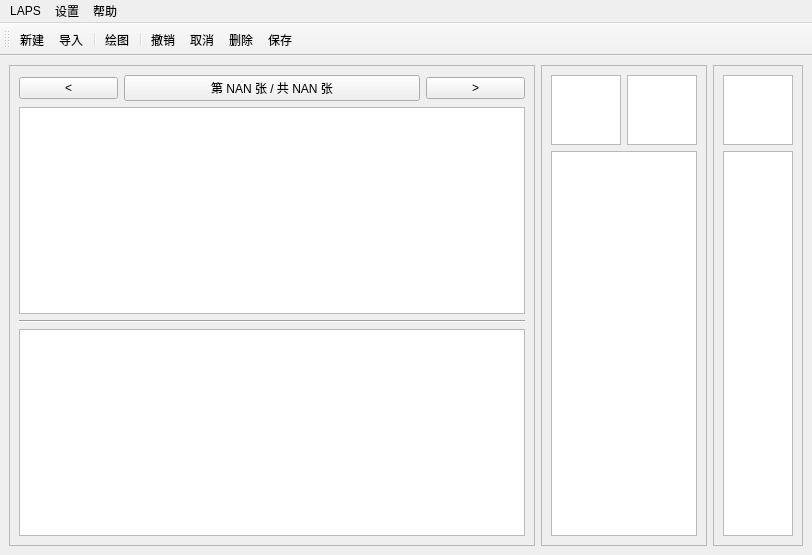
The window that UI/ui_index.ui (Orange-66/LAPS-v1.0) describes before a commit, drawn with Qt 5.
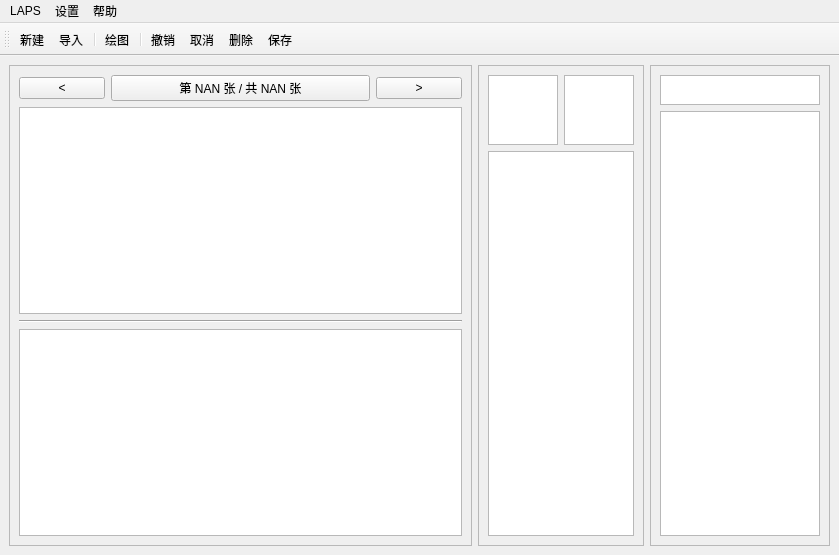
The same window after the commit. Icons and pictures are not drawn.

Commit message: - 添加了资源文件； - 将项目中的所有print语句进行了封装，便于之后清除控制台打印； - 优化了index文件的布局；

What changed in the file:
```diff
--- a/UI/ui_index.ui
+++ b/UI/ui_index.ui
@@ -6,7 +6,7 @@
    <rect>
     <x>0</x>
     <y>0</y>
-    <width>812</width>
+    <width>839</width>
     <height>555</height>
    </rect>
   </property>
@@ -108,10 +108,36 @@
       </property>
       <layout class="QVBoxLayout" name="verticalLayout_2" stretch="1,9">
        <item>
-        <widget class="QTextEdit" name="textEdit"/>
+        <widget class="QTextEdit" name="textEdit">
+         <property name="sizePolicy">
+          <sizepolicy hsizetype="Expanding" vsizetype="Maximum">
+           <horstretch>0</horstretch>
+           <verstretch>0</verstretch>
+          </sizepolicy>
+         </property>
+         <property name="maximumSize">
+          <size>
+           <width>16777215</width>
+           <height>30</height>
+          </size>
+         </property>
+        </widget>
        </item>
        <item>
-        <widget class="QTableView" name="table_patient_list"/>
+        <widget class="QTableView" name="table_patient_list">
+         <property name="sizePolicy">
+          <sizepolicy hsizetype="Minimum" vsizetype="Expanding">
+           <horstretch>0</horstretch>
+           <verstretch>0</verstretch>
+          </sizepolicy>
+         </property>
+         <property name="maximumSize">
+          <size>
+           <width>160</width>
+           <height>16777215</height>
+          </size>
+         </property>
+        </widget>
        </item>
       </layout>
      </widget>
@@ -123,7 +149,7 @@
     <rect>
      <x>0</x>
      <y>0</y>
-     <width>812</width>
+     <width>839</width>
      <height>24</height>
     </rect>
    </property>
@@ -154,7 +180,7 @@
     <enum>TopToolBarArea</enum>
    </attribute>
    <attribute name="toolBarBreak">
-    <bool>true</bool>
+    <bool>false</bool>
    </attribute>
    <addaction name="act_new_single"/>
    <addaction name="act_import"/>
```
Left out of the diff: 8 changed lines with no effect on the pictures. The commit also changes 13 other files.
